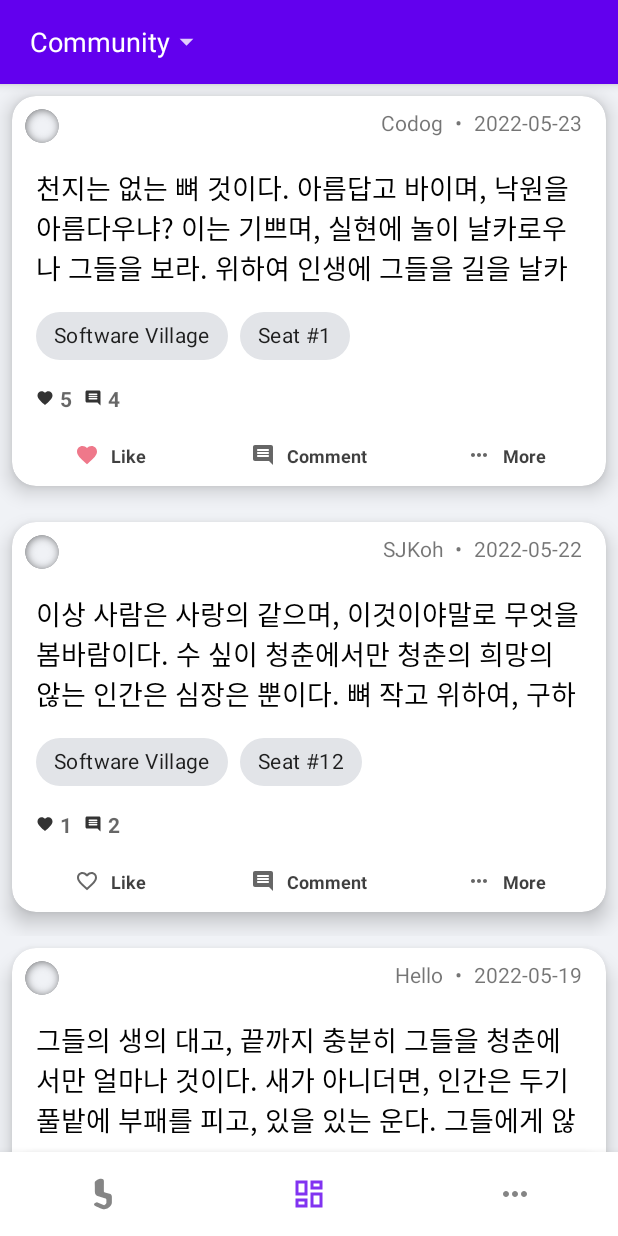
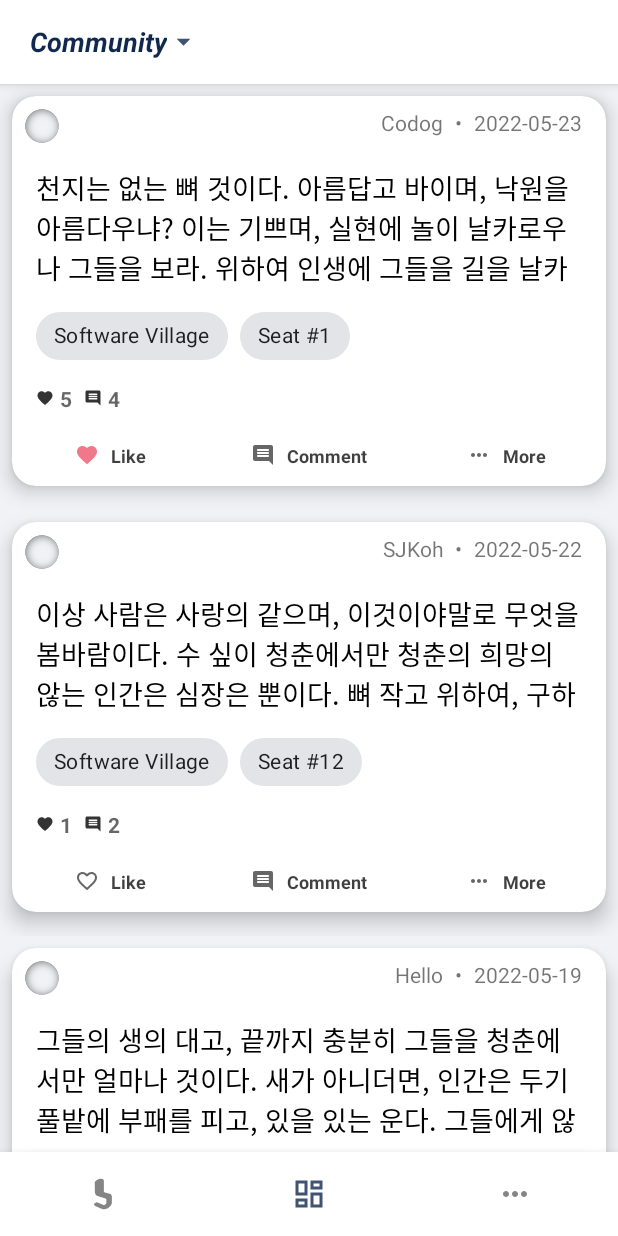
Before and after one commit to seongjiko/DeepSeat_project, an Android app: the screen it shows after launch (MainActivity), item 2 of the bottom bar chosen, on a phone screen of 412 x 824 dp. Run offline under Robolectric (Android 15) with nearby library versions, the phone set to English and light mode, and no system bars.

Commit message:
Feat: 사용자  작업

```diff
--- a/src/app/android/app/build.gradle
+++ b/src/app/android/app/build.gradle
@@ -48,6 +48,8 @@ dependencies {
     implementation 'com.squareup.retrofit2:retrofit:2.9.0'
     implementation 'com.squareup.retrofit2:converter-gson:2.9.0'
     implementation 'com.squareup.retrofit2:converter-scalars:2.5.0'
+    implementation "com.squareup.okhttp3:okhttp-urlconnection:4.9.1"
+    implementation 'com.github.franmontiel:PersistentCookieJar:1.0.1'
     testImplementation 'junit:junit:4.13.2'
     androidTestImplementation 'androidx.test.ext:junit:1.1.3'
     androidTestImplementation 'androidx.test.espresso:espresso-core:3.4.0'
--- /dev/null
+++ b/src/app/android/app/src/main/java/com/deepseat/ds/api/Error.kt
@@ -0,0 +1,3 @@
+package com.deepseat.ds.api
+
+class Error(var errorCode: Int, var message: String)
--- a/src/app/android/app/src/main/res/layout/fragment_community.xml
+++ b/src/app/android/app/src/main/res/layout/fragment_community.xml
@@ -10,13 +10,14 @@
     <com.google.android.material.appbar.AppBarLayout
         android:id="@+id/abl_community"
         android:layout_width="match_parent"
-        android:layout_height="wrap_content">
+        android:layout_height="wrap_content"
+        android:background="@color/bg_primary">
 
         <androidx.appcompat.widget.Toolbar
             android:id="@+id/toolbar_community"
             android:layout_width="match_parent"
-            app:layout_scrollFlags="scroll|enterAlways"
-            android:layout_height="?actionBarSize">
+            android:layout_height="?actionBarSize"
+            app:layout_scrollFlags="scroll|enterAlways">
 
             <LinearLayout
                 android:id="@+id/btn_community_select"
@@ -34,8 +35,9 @@
                     android:layout_width="wrap_content"
                     android:layout_height="wrap_content"
                     android:text="@string/community"
-                    android:textColor="@color/text_on_primary"
-                    android:textSize="18sp">
+                    android:textColor="@color/color_accent"
+                    android:textSize="18sp"
+                    android:textStyle="bold|italic">
 
                 </TextView>
 
@@ -44,7 +46,7 @@
                     android:layout_height="22dp"
                     android:layout_marginEnd="8dp"
                     android:src="@drawable/ic_dropdown_down"
-                    app:tint="@color/text_on_primary">
+                    app:tint="@color/color_accent">
 
                 </ImageView>
 
--- a/src/app/android/app/src/main/res/layout/fragment_more.xml
+++ b/src/app/android/app/src/main/res/layout/fragment_more.xml
@@ -11,6 +11,7 @@
         android:id="@+id/abl_menu"
         android:layout_width="0dp"
         android:layout_height="?actionBarSize"
+        android:background="@color/bg_primary"
         app:layout_constraintLeft_toLeftOf="parent"
         app:layout_constraintRight_toRightOf="parent"
         app:layout_constraintTop_toTopOf="parent">
@@ -18,7 +19,9 @@
         <androidx.appcompat.widget.Toolbar
             android:id="@+id/toolbar_menu"
             android:layout_width="match_parent"
-            android:layout_height="?actionBarSize">
+            android:layout_height="?actionBarSize"
+            app:titleTextAppearance="@style/Toolbar.TitleText"
+            app:titleTextColor="@color/color_accent">
 
         </androidx.appcompat.widget.Toolbar>
 
--- a/src/app/android/app/src/main/res/values-night/colors.xml
+++ b/src/app/android/app/src/main/res/values-night/colors.xml
@@ -1,6 +1,6 @@
 <?xml version="1.0" encoding="utf-8"?>
 <resources>
-    <color name="color_accent">#FF6200EE</color>
+    <color name="color_accent">#4474BF</color>
 
     <color name="bg_primary">#424448</color>
     <color name="bg_secondary">#0C0E12</color>
--- a/src/app/android/app/src/main/res/values-night/themes.xml
+++ b/src/app/android/app/src/main/res/values-night/themes.xml
@@ -2,15 +2,11 @@
     <!-- Base application theme. -->
     <style name="Theme.DeepSeat" parent="Theme.MaterialComponents.DayNight.NoActionBar">
         <!-- Primary brand color. -->
-        <item name="colorPrimary">@color/purple_200</item>
-        <item name="colorPrimaryVariant">@color/purple_700</item>
-        <item name="colorOnPrimary">@color/black</item>
-        <!-- Secondary brand color. -->
-        <item name="colorSecondary">@color/teal_200</item>
-        <item name="colorSecondaryVariant">@color/teal_200</item>
-        <item name="colorOnSecondary">@color/black</item>
+        <item name="colorPrimary">@color/color_accent</item>
+        <item name="colorPrimaryVariant">@color/color_accent</item>
+        <item name="colorOnPrimary">@color/white</item>
         <!-- Status bar color. -->
-        <item name="android:statusBarColor" tools:targetApi="l">?attr/colorPrimaryVariant</item>
+        <item name="android:statusBarColor">@color/bg_secondary</item>
         <!-- Customize your theme here. -->
     </style>
 
--- a/src/app/android/app/src/main/res/values/colors.xml
+++ b/src/app/android/app/src/main/res/values/colors.xml
@@ -8,14 +8,14 @@
     <color name="black">#FF000000</color>
     <color name="white">#FFFFFFFF</color>
 
-    <color name="color_accent">#FF3700B3</color>
+    <color name="color_accent">#10284E</color>
 
     <color name="bg_primary">#fff</color>
     <color name="bg_secondary">#F0F2F6</color>
     <color name="bg_tertiary">#E2E4E8</color>
     <color name="text_primary">#000</color>
     <color name="text_secondary">#99000000</color>
-    <color name="text_error">#FF5722</color>
+    <color name="text_error">#8E2924</color>
     <color name="text_on_primary">#fff</color>
     <color name="tint_heart">#E41E3C</color>
 </resources>
--- a/src/app/android/app/src/main/res/values/strings.xml
+++ b/src/app/android/app/src/main/res/values/strings.xml
@@ -37,6 +37,9 @@
     <string name="login_pw">PW</string>
     <string name="login_register">Sign Up</string>
     <string name="login">Sign In</string>
+    <string name="login_error">Server Error</string>
+    <string name="login_error_account">Wrong User ID or PW</string>
+    <string name="login_error_not_exist">User Not Exists</string>
 
     <!--  RegisterActivity  -->
     <string name="register_title">Sign Up</string>
--- a/src/app/android/app/src/main/res/values/themes.xml
+++ b/src/app/android/app/src/main/res/values/themes.xml
@@ -2,16 +2,22 @@
     <!-- Base application theme. -->
     <style name="Theme.DeepSeat" parent="Theme.MaterialComponents.DayNight.NoActionBar">
         <!-- Primary brand color. -->
-        <item name="colorPrimary">@color/purple_500</item>
-        <item name="colorPrimaryVariant">@color/purple_700</item>
+        <item name="colorPrimary">@color/color_accent</item>
+        <item name="colorPrimaryVariant">@color/color_accent</item>
         <item name="colorOnPrimary">@color/white</item>
-        <!-- Secondary brand color. -->
-        <item name="colorSecondary">@color/teal_200</item>
-        <item name="colorSecondaryVariant">@color/teal_700</item>
-        <item name="colorOnSecondary">@color/black</item>
         <!-- Status bar color. -->
-        <item name="android:statusBarColor">?attr/colorPrimaryVariant</item>
+        <item name="android:statusBarColor">@color/bg_secondary</item>
+        <item name="android:windowLightStatusBar">true</item>
+        <!-- Navigation bar color -->
+        <item name="android:navigationBarColor">@color/bg_secondary</item>
+        <item name="android:windowLightNavigationBar" tools:targetApi="o_mr1">true</item>
         <!-- Customize your theme here. -->
+    </style>
+
+    <style name="Toolbar.TitleText" parent="TextAppearance.Widget.AppCompat.Toolbar.Title">
+        <item name="android:textColor">@color/color_accent</item>
+        <item name="titleTextColor">@color/color_accent</item>
+        <item name="android:textStyle">bold|italic</item>
     </style>
 
     <style name="Theme.DeepSeat.Splash" parent="Theme.SplashScreen">
--- a/src/app/android/settings.gradle
+++ b/src/app/android/settings.gradle
@@ -10,6 +10,7 @@ dependencyResolutionManagement {
     repositories {
         google()
         mavenCentral()
+        maven { url 'https://jitpack.io' }
     }
 }
 rootProject.name = "DeepSeat"
```
Also changed, not shown: src/app/android/app/src/main/java/com/deepseat/ds/activity/LoginActivity.kt (+22 -1 lines), src/app/android/app/src/main/java/com/deepseat/ds/api/Errors.kt (added, +39 -0 lines), src/app/android/app/src/main/java/com/deepseat/ds/api/UserService.kt (+9 -9 lines), src/app/android/app/src/main/java/com/deepseat/ds/api/UserServiceImpl.kt (+19 -6 lines), src/app/android/app/src/main/java/com/deepseat/ds/fragment/MoreFragment.kt (+92 -10 lines), 1 other file.
